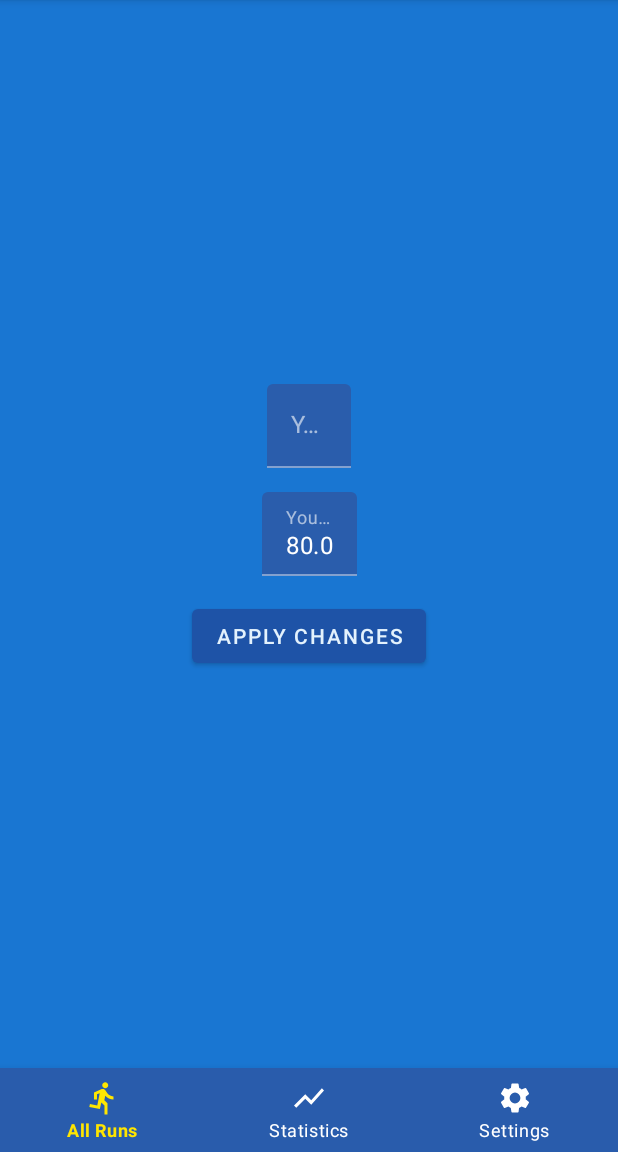
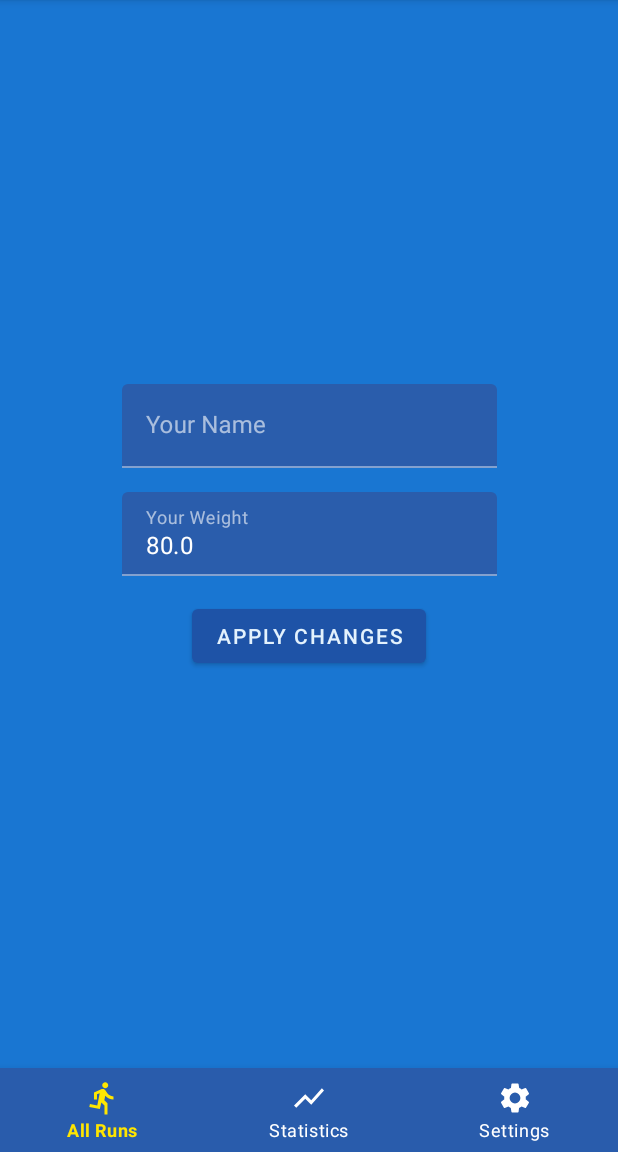
Before and after one commit to Yash-Raj-Singh/Track-Runner, an Android app: the SettingsFragment screen opened through its navigation route, on a phone screen of 412 x 824 dp, the part 84-1236 px from its top. Run offline under Robolectric (Android 15) with nearby library versions, the phone set to English and light mode, and no system bars; our stand-ins replace Dagger/Hilt's generated code, navigation-ui; 2 statements that could not run were skipped.

Commit message:
Fixed changes layout

```diff
--- a/app/src/main/res/layout/fragment_settings.xml
+++ b/app/src/main/res/layout/fragment_settings.xml
@@ -8,7 +8,7 @@
 
     <com.google.android.material.textfield.TextInputLayout
         android:id="@+id/tilName"
-        android:layout_width="wrap_content"
+        android:layout_width="250dp"
         android:layout_height="wrap_content"
         android:layout_marginBottom="16dp"
         app:layout_constraintBottom_toTopOf="@+id/tilWeight"
@@ -27,7 +27,7 @@
 
     <com.google.android.material.textfield.TextInputLayout
         android:id="@+id/tilWeight"
-        android:layout_width="wrap_content"
+        android:layout_width="250dp"
         android:layout_height="wrap_content"
         app:layout_constraintBottom_toTopOf="@+id/guideline3"
         app:layout_constraintEnd_toEndOf="parent"
```
